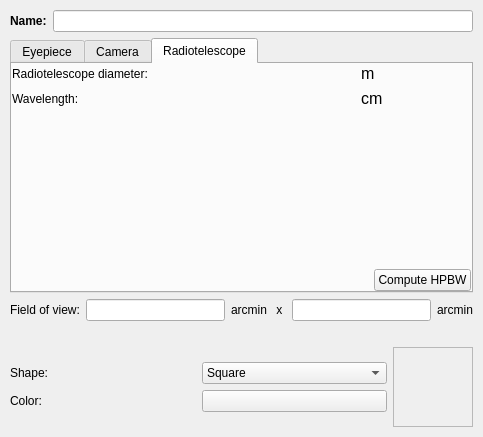
Qt form kstars/newfov.ui (KDE/kstars) before a commit.
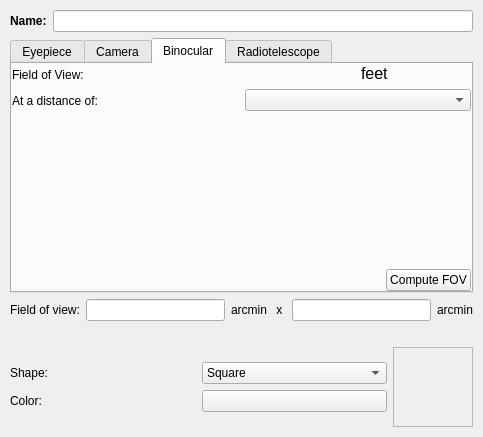
The same form after that commit. Custom widgets are drawn as their Qt base class.

Commit message: Adding a tool to calcuate the angular FOV of a binocular given the linear FOV.

```diff
--- a/kstars/newfov.ui
+++ b/kstars/newfov.ui
@@ -499,6 +499,184 @@
        </item>
       </layout>
      </widget>
+     <widget class="QWidget" name="tab" >
+      <attribute name="title" >
+       <string>Binocular</string>
+      </attribute>
+      <layout class="QGridLayout" >
+       <property name="margin" >
+        <number>0</number>
+       </property>
+       <property name="spacing" >
+        <number>6</number>
+       </property>
+       <item row="2" column="1" >
+        <widget class="KPushButton" name="ComputeBinocularFOV" >
+         <property name="toolTip" >
+          <string>Compute field-of-view from above data fields</string>
+         </property>
+         <property name="whatsThis" >
+          <string>This button will compute the field-of-view (FOV) angle for a binocular.  You must specify the linear FOV as mentioned on the binocular.
+
+The computed FOV angle (in arcminutes) will be displayed in the "Field of view" edit box.</string>
+         </property>
+         <property name="text" >
+          <string>Compute FOV</string>
+         </property>
+        </widget>
+       </item>
+       <item row="2" column="0" >
+        <spacer>
+         <property name="orientation" >
+          <enum>Qt::Horizontal</enum>
+         </property>
+         <property name="sizeType" >
+          <enum>QSizePolicy::Expanding</enum>
+         </property>
+         <property name="sizeHint" stdset="0" >
+          <size>
+           <width>180</width>
+           <height>20</height>
+          </size>
+         </property>
+        </spacer>
+       </item>
+       <item row="1" column="0" >
+        <spacer>
+         <property name="orientation" >
+          <enum>Qt::Vertical</enum>
+         </property>
+         <property name="sizeType" >
+          <enum>QSizePolicy::Expanding</enum>
+         </property>
+         <property name="sizeHint" stdset="0" >
+          <size>
+           <width>20</width>
+           <height>22</height>
+          </size>
+         </property>
+        </spacer>
+       </item>
+       <item row="1" column="1" >
+        <spacer>
+         <property name="orientation" >
+          <enum>Qt::Vertical</enum>
+         </property>
+         <property name="sizeType" >
+          <enum>QSizePolicy::Expanding</enum>
+         </property>
+         <property name="sizeHint" stdset="0" >
+          <size>
+           <width>20</width>
+           <height>22</height>
+          </size>
+         </property>
+        </spacer>
+       </item>
+       <item row="0" column="0" colspan="2" >
+        <layout class="QHBoxLayout" >
+         <property name="spacing" >
+          <number>6</number>
+         </property>
+         <property name="margin" >
+          <number>0</number>
+         </property>
+         <item>
+          <layout class="QVBoxLayout" >
+           <property name="spacing" >
+            <number>6</number>
+           </property>
+           <property name="margin" >
+            <number>0</number>
+           </property>
+           <item>
+            <widget class="QLabel" name="textLabel15_3" >
+             <property name="text" >
+              <string>Field of View:</string>
+             </property>
+            </widget>
+           </item>
+           <item>
+            <widget class="QLabel" name="textLabel9_3" >
+             <property name="text" >
+              <string>At a distance of:</string>
+             </property>
+            </widget>
+           </item>
+          </layout>
+         </item>
+         <item>
+          <layout class="QVBoxLayout" >
+           <property name="spacing" >
+            <number>6</number>
+           </property>
+           <property name="margin" >
+            <number>0</number>
+           </property>
+           <item>
+            <layout class="QHBoxLayout" >
+             <property name="spacing" >
+              <number>6</number>
+             </property>
+             <property name="margin" >
+              <number>0</number>
+             </property>
+             <item>
+              <widget class="KDoubleNumInput" name="LinearFOV" >
+               <property name="toolTip" >
+                <string>Telescope focal length, in millimeters</string>
+               </property>
+               <property name="whatsThis" >
+                <string>Enter the telescope focal length, in millimeters.
+
+This is one of the data fields required for defining a field-of-view (FOV) symbol which matches the field-of-view of a camera mounted on a telescope.</string>
+               </property>
+              </widget>
+             </item>
+             <item>
+              <widget class="QLabel" name="LabelUnits" >
+               <property name="minimumSize" >
+                <size>
+                 <width>60</width>
+                 <height>0</height>
+                </size>
+               </property>
+               <property name="font" >
+                <font>
+                 <pointsize>12</pointsize>
+                 <weight>50</weight>
+                 <italic>false</italic>
+                 <bold>false</bold>
+                 <underline>false</underline>
+                 <strikeout>false</strikeout>
+                </font>
+               </property>
+               <property name="text" >
+                <string>feet</string>
+               </property>
+              </widget>
+             </item>
+            </layout>
+           </item>
+           <item>
+            <layout class="QHBoxLayout" >
+             <property name="spacing" >
+              <number>6</number>
+             </property>
+             <property name="margin" >
+              <number>0</number>
+             </property>
+             <item>
+              <widget class="KComboBox" name="LinearFOVDistance" />
+             </item>
+            </layout>
+           </item>
+          </layout>
+         </item>
+        </layout>
+       </item>
+      </layout>
+     </widget>
      <widget class="QWidget" name="TabPage" >
       <attribute name="title" >
        <string>Radiotelescope</string>
```
The commit also changes 2 other files.
